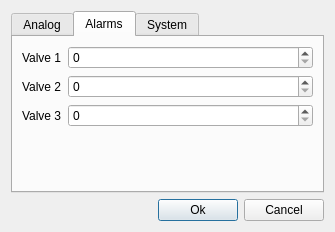
This is satur/scada/sparamdialog.ui in vanessaorgua/talne as Qt 5 draws it before an edit. The edited form follows.
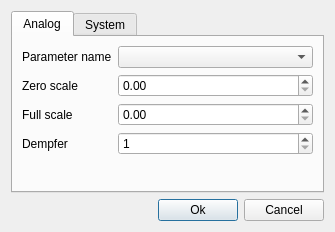
This is the edited form. The open tabs and pages were chosen to show the change.

Patch:
```diff
--- a/satur/scada/sparamdialog.ui
+++ b/satur/scada/sparamdialog.ui
@@ -145,74 +145,6 @@
        </item>
       </layout>
      </widget>
-     <widget class="QWidget" name="tab_2">
-      <attribute name="title">
-       <string>Alarms</string>
-      </attribute>
-      <layout class="QGridLayout" name="gridLayout_3">
-       <item row="0" column="0">
-        <widget class="QLabel" name="label_5">
-         <property name="sizePolicy">
-          <sizepolicy hsizetype="Fixed" vsizetype="Preferred">
-           <horstretch>0</horstretch>
-           <verstretch>0</verstretch>
-          </sizepolicy>
-         </property>
-         <property name="text">
-          <string>Valve 1</string>
-         </property>
-        </widget>
-       </item>
-       <item row="3" column="1" colspan="2">
-        <widget class="QSpinBox" name="sb_Taval_3"/>
-       </item>
-       <item row="6" column="1">
-        <spacer name="verticalSpacer_2">
-         <property name="orientation">
-          <enum>Qt::Vertical</enum>
-         </property>
-         <property name="sizeHint" stdset="0">
-          <size>
-           <width>109</width>
-           <height>28</height>
-          </size>
-         </property>
-        </spacer>
-       </item>
-       <item row="1" column="0">
-        <widget class="QLabel" name="label_6">
-         <property name="sizePolicy">
-          <sizepolicy hsizetype="Fixed" vsizetype="Preferred">
-           <horstretch>0</horstretch>
-           <verstretch>0</verstretch>
-          </sizepolicy>
-         </property>
-         <property name="text">
-          <string>Valve 2</string>
-         </property>
-        </widget>
-       </item>
-       <item row="1" column="1" colspan="2">
-        <widget class="QSpinBox" name="sb_Taval_2"/>
-       </item>
-       <item row="3" column="0">
-        <widget class="QLabel" name="label_7">
-         <property name="sizePolicy">
-          <sizepolicy hsizetype="Fixed" vsizetype="Preferred">
-           <horstretch>0</horstretch>
-           <verstretch>0</verstretch>
-          </sizepolicy>
-         </property>
-         <property name="text">
-          <string>Valve 3</string>
-         </property>
-        </widget>
-       </item>
-       <item row="0" column="1" colspan="2">
-        <widget class="QSpinBox" name="sb_Taval_1"/>
-       </item>
-      </layout>
-     </widget>
      <widget class="QWidget" name="tab_3">
       <attribute name="title">
        <string>System</string>
```
Left out of the diff: 2 changed lines with no effect on the pictures.
